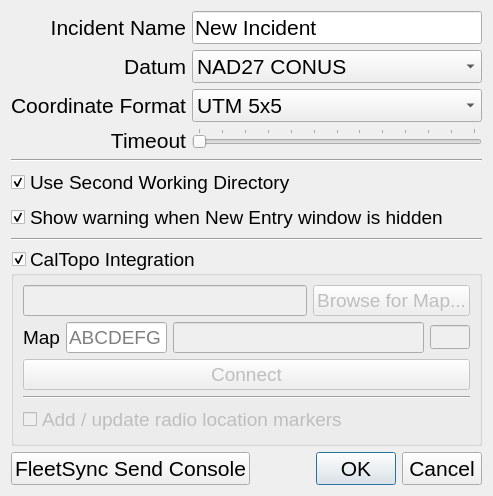
Above: designer/options.ui from ncssar/radiolog before the change. Below: the same form after it.
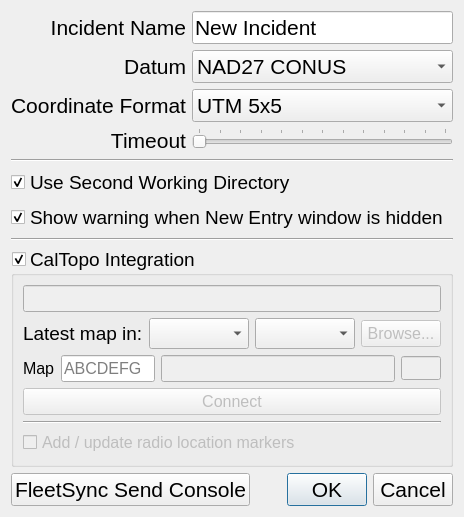
That is the form after the change.

Commit message: WIP latest map: add team account combobox (working) and folder combobox (not yet working)

Patch:
```diff
--- a/designer/options.ui
+++ b/designer/options.ui
@@ -280,23 +280,50 @@
      </property>
      <layout class="QVBoxLayout" name="verticalLayout_3">
       <item>
-       <layout class="QVBoxLayout" name="verticalLayout_4" stretch="0,0,0,0,0">
+       <layout class="QVBoxLayout" name="verticalLayout_4" stretch="0,0,0,0,0,0">
+        <item>
+         <widget class="QLineEdit" name="caltopoStatusField">
+          <property name="enabled">
+           <bool>false</bool>
+          </property>
+          <property name="font">
+           <font>
+            <pointsize>12</pointsize>
+           </font>
+          </property>
+         </widget>
+        </item>
         <item>
          <layout class="QHBoxLayout" name="horizontalLayout_3">
           <item>
-           <widget class="QLineEdit" name="caltopoStatusField">
-            <property name="enabled">
-             <bool>false</bool>
+           <widget class="QLabel" name="label_2">
+            <property name="text">
+             <string>Latest map in:</string>
             </property>
            </widget>
           </item>
+          <item>
+           <widget class="QComboBox" name="caltopoTeamAccountComboBox">
+            <property name="currentText">
+             <string/>
+            </property>
+           </widget>
+          </item>
+          <item>
+           <widget class="QComboBox" name="caltopoFolderComboBox"/>
+          </item>
           <item>
            <widget class="QPushButton" name="caltopoBrowseButton">
             <property name="enabled">
              <bool>false</bool>
             </property>
+            <property name="font">
+             <font>
+              <pointsize>12</pointsize>
+             </font>
+            </property>
             <property name="text">
-             <string>Browse for Map...</string>
+             <string>Browse...</string>
             </property>
            </widget>
           </item>
@@ -308,7 +335,7 @@
            <widget class="QLabel" name="caltopoMapLabel">
             <property name="font">
              <font>
-              <pointsize>14</pointsize>
+              <pointsize>12</pointsize>
              </font>
             </property>
             <property name="text">
@@ -318,6 +345,11 @@
           </item>
           <item>
            <widget class="QLineEdit" name="caltopoMapURLField">
+            <property name="font">
+             <font>
+              <pointsize>12</pointsize>
+             </font>
+            </property>
             <property name="placeholderText">
              <string>ABCDEFG</string>
             </property>
@@ -328,6 +360,11 @@
             <property name="enabled">
              <bool>false</bool>
             </property>
+            <property name="font">
+             <font>
+              <pointsize>12</pointsize>
+             </font>
+            </property>
            </widget>
           </item>
           <item>
@@ -353,6 +390,11 @@
               <height>24</height>
              </size>
             </property>
+            <property name="font">
+             <font>
+              <pointsize>12</pointsize>
+             </font>
+            </property>
            </widget>
           </item>
          </layout>
@@ -362,6 +404,11 @@
           <property name="enabled">
            <bool>false</bool>
           </property>
+          <property name="font">
+           <font>
+            <pointsize>12</pointsize>
+           </font>
+          </property>
           <property name="text">
            <string>Connect</string>
           </property>
@@ -369,6 +416,11 @@
         </item>
         <item>
          <widget class="Line" name="line_3">
+          <property name="font">
+           <font>
+            <pointsize>12</pointsize>
+           </font>
+          </property>
           <property name="orientation">
            <enum>Qt::Horizontal</enum>
           </property>
@@ -379,6 +431,11 @@
           <property name="enabled">
            <bool>false</bool>
           </property>
+          <property name="font">
+           <font>
+            <pointsize>12</pointsize>
+           </font>
+          </property>
           <property name="text">
            <string>Add / update radio location markers</string>
           </property>
```
Left out of the diff: 42 changed lines with no effect on the pictures. The commit also changes 2 other files.
